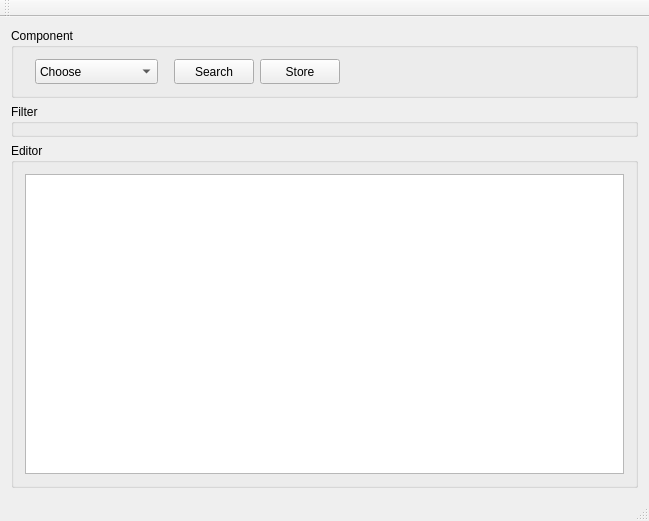
Old version of the form mainwindow.ui in the repository Math68/GDS19-09_Develop.
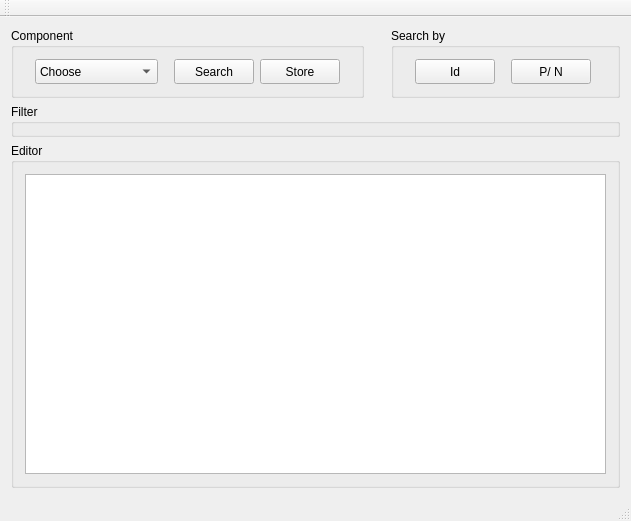
New version of the form. The open tabs and pages were chosen to show the change.

Diff of the .ui file:
```diff
--- a/mainwindow.ui
+++ b/mainwindow.ui
@@ -6,22 +6,24 @@
    <rect>
     <x>0</x>
     <y>0</y>
-    <width>649</width>
+    <width>631</width>
     <height>521</height>
    </rect>
   </property>
   <property name="windowTitle">
-   <string>Gestion de Stock: GDS19_V3 - 25/10/2019</string>
+   <string>Gestion de Stock: GDS19_V3 - 27/10/2019</string>
   </property>
   <widget class="QWidget" name="centralWidget">
    <layout class="QVBoxLayout" name="verticalLayout">
     <item>
+     <layout class="QHBoxLayout" name="horizontalLayout">
+      <item>
      <widget class="QGroupBox" name="groupBox_component">
       <property name="title">
        <string>Component</string>
       </property>
-      <layout class="QHBoxLayout" name="horizontalLayout">
-       <item>
+        <layout class="QGridLayout" name="gridLayout_2">
+         <item row="0" column="0">
         <spacer name="horizontalSpacer">
          <property name="orientation">
           <enum>Qt::Horizontal</enum>
@@ -37,7 +39,7 @@
          </property>
         </spacer>
        </item>
-       <item>
+         <item row="0" column="1">
         <widget class="QComboBox" name="comboBox_component">
          <property name="minimumSize">
           <size>
@@ -102,7 +104,7 @@
          </item>
         </widget>
        </item>
-       <item>
+         <item row="0" column="2">
         <spacer name="horizontalSpacer_2">
          <property name="orientation">
           <enum>Qt::Horizontal</enum>
@@ -118,7 +120,7 @@
          </property>
         </spacer>
        </item>
-       <item>
+         <item row="0" column="3">
         <widget class="QPushButton" name="pushButton_search_component">
          <property name="enabled">
           <bool>true</bool>
@@ -134,7 +136,7 @@
          </property>
         </widget>
        </item>
-       <item>
+         <item row="0" column="4">
         <widget class="QPushButton" name="pushButton_store_component">
          <property name="minimumSize">
           <size>
@@ -147,11 +149,14 @@
          </property>
         </widget>
        </item>
-       <item>
+         <item row="0" column="5">
         <spacer name="horizontalSpacer_3">
          <property name="orientation">
           <enum>Qt::Horizontal</enum>
          </property>
+           <property name="sizeType">
+            <enum>QSizePolicy::Fixed</enum>
+           </property>
          <property name="sizeHint" stdset="0">
           <size>
            <width>10</width>
@@ -162,6 +167,113 @@
        </item>
       </layout>
      </widget>
+      </item>
+      <item>
+       <spacer name="horizontalSpacer_7">
+        <property name="orientation">
+         <enum>Qt::Horizontal</enum>
+        </property>
+        <property name="sizeType">
+         <enum>QSizePolicy::Expanding</enum>
+        </property>
+        <property name="sizeHint" stdset="0">
+         <size>
+          <width>10</width>
+          <height>20</height>
+         </size>
+        </property>
+       </spacer>
+      </item>
+      <item>
+       <widget class="QGroupBox" name="groupBox_2">
+        <property name="title">
+         <string>Search by</string>
+        </property>
+        <layout class="QGridLayout" name="gridLayout">
+         <item row="0" column="0">
+          <spacer name="horizontalSpacer_4">
+           <property name="orientation">
+            <enum>Qt::Horizontal</enum>
+           </property>
+           <property name="sizeType">
+            <enum>QSizePolicy::Fixed</enum>
+           </property>
+           <property name="sizeHint" stdset="0">
+            <size>
+             <width>10</width>
+             <height>20</height>
+            </size>
+           </property>
+          </spacer>
+         </item>
+         <item row="0" column="6">
+          <spacer name="horizontalSpacer_6">
+           <property name="orientation">
+            <enum>Qt::Horizontal</enum>
+           </property>
+           <property name="sizeType">
+            <enum>QSizePolicy::Fixed</enum>
+           </property>
+           <property name="sizeHint" stdset="0">
+            <size>
+             <width>15</width>
+             <height>20</height>
+            </size>
+           </property>
+          </spacer>
+         </item>
+         <item row="0" column="5">
+          <widget class="QPushButton" name="pushButton_search_component_3">
+           <property name="enabled">
+            <bool>true</bool>
+           </property>
+           <property name="minimumSize">
+            <size>
+             <width>80</width>
+             <height>25</height>
+            </size>
+           </property>
+           <property name="text">
+            <string>P/ N</string>
+           </property>
+          </widget>
+         </item>
+         <item row="0" column="3">
+          <widget class="QPushButton" name="pushButton_search_component_2">
+           <property name="enabled">
+            <bool>true</bool>
+           </property>
+           <property name="minimumSize">
+            <size>
+             <width>80</width>
+             <height>25</height>
+            </size>
+           </property>
+           <property name="text">
+            <string>Id</string>
+           </property>
+          </widget>
+         </item>
+         <item row="0" column="4">
+          <spacer name="horizontalSpacer_5">
+           <property name="orientation">
+            <enum>Qt::Horizontal</enum>
+           </property>
+           <property name="sizeType">
+            <enum>QSizePolicy::Fixed</enum>
+           </property>
+           <property name="sizeHint" stdset="0">
+            <size>
+             <width>10</width>
+             <height>20</height>
+            </size>
+           </property>
+          </spacer>
+         </item>
+        </layout>
+       </widget>
+      </item>
+     </layout>
     </item>
     <item>
      <widget class="QGroupBox" name="groupBox_filtre">
@@ -187,7 +299,7 @@
        <item>
         <widget class="QStackedWidget" name="stackedWidget">
          <property name="currentIndex">
-          <number>0</number>
+          <number>7</number>
          </property>
          <widget class="QWidget" name="page1"/>
          <widget class="QWidget" name="page2"/>
@@ -290,16 +402,22 @@
    </layout>
   </widget>
   <widget class="QMenuBar" name="menuBar">
+   <property name="enabled">
+    <bool>false</bool>
+   </property>
    <property name="geometry">
     <rect>
      <x>0</x>
      <y>0</y>
-     <width>649</width>
+     <width>631</width>
      <height>21</height>
     </rect>
    </property>
   </widget>
   <widget class="QToolBar" name="mainToolBar">
+   <property name="enabled">
+    <bool>false</bool>
+   </property>
    <attribute name="toolBarArea">
     <enum>TopToolBarArea</enum>
    </attribute>
@@ -307,7 +425,11 @@
     <bool>false</bool>
    </attribute>
   </widget>
-  <widget class="QStatusBar" name="statusBar"/>
+  <widget class="QStatusBar" name="statusBar">
+   <property name="enabled">
+    <bool>false</bool>
+   </property>
+  </widget>
  </widget>
  <layoutdefault spacing="6" margin="11"/>
  <resources/>
```
Lines whose indentation alone changed are shown as unchanged.
